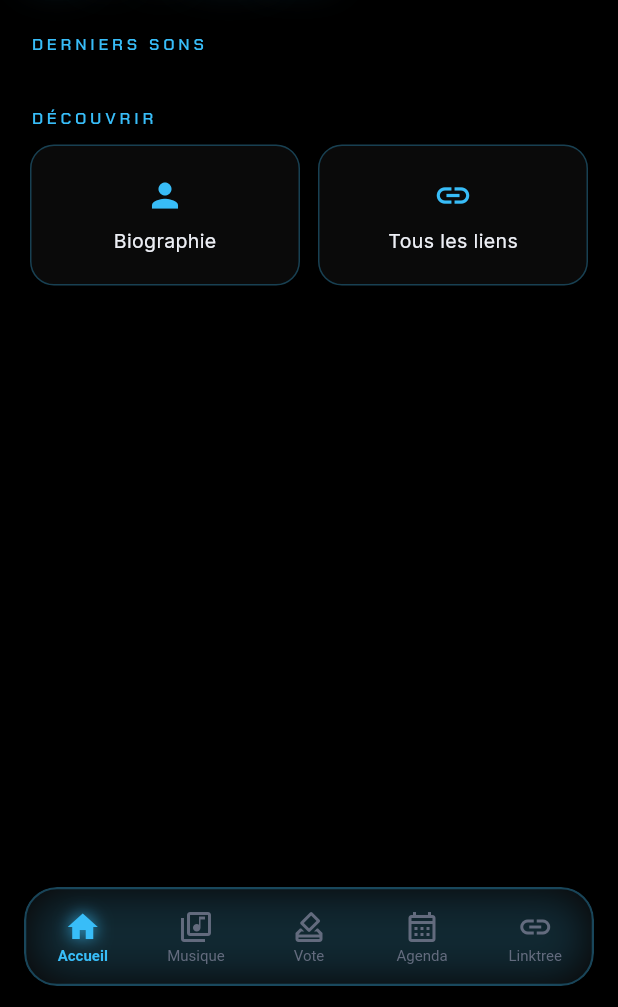
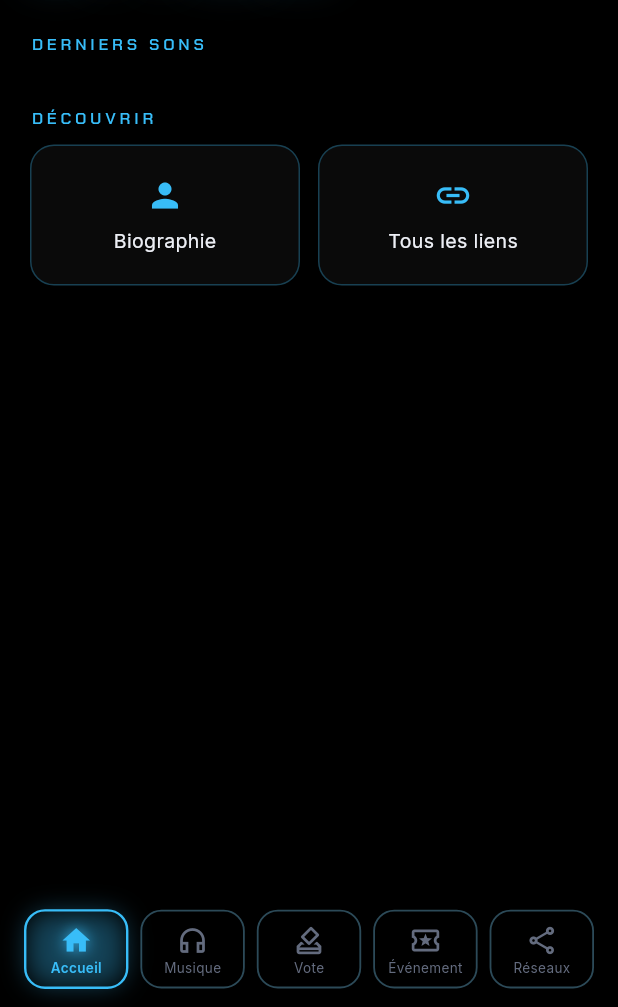
Before and after one commit to MelvinTomezak/PFE_Ynov, a Flutter app: the screen it shows once a user with an empty profile is signed in, on a phone screen of 412 x 824 dp, the part 229-1236 px from its top. Run offline on Flutter 3.47's test engine with Material 3 defaults, Android fonts, the phone set to English and light mode, and no system bars; our stand-ins replace flutter_dotenv, flutter_map, font_awesome_flutter, google_fonts, latlong2, supabase_flutter; accounts and stored records are empty.

Commit message:
fix : Modification de la Navbar

```diff
--- a/lib/ui/common/neon_nav_bar.dart
+++ b/lib/ui/common/neon_nav_bar.dart
@@ -1,4 +1,3 @@
-import 'dart:ui';
 import 'package:flutter/material.dart';
 
 import '../../core/theme/app_colors.dart';
@@ -15,8 +14,8 @@ class NeonNavItem {
   });
 }
 
-/// Barre de navigation flottante : cadre transparent à contour bleu néon.
-/// L'onglet actif s'illumine (icône + label + halo).
+/// Barre de navigation sur fond noir : chaque bouton est délimité par un
+/// contour néon bleu clair. L'onglet actif s'illumine (contour + halo).
 class NeonNavBar extends StatelessWidget {
   final int currentIndex;
   final ValueChanged<int> onTap;
@@ -31,39 +30,25 @@ class NeonNavBar extends StatelessWidget {
 
   @override
   Widget build(BuildContext context) {
-    return SafeArea(
+    return Container(
+      color: AppColors.background,
+      child: SafeArea(
         top: false,
         child: Padding(
-        padding: const EdgeInsets.fromLTRB(16, 0, 16, 14),
-        child: ClipRRect(
-          borderRadius: BorderRadius.circular(22),
-          child: BackdropFilter(
-            filter: ImageFilter.blur(sigmaX: 12, sigmaY: 12),
-            child: Container(
-              height: 66,
-              decoration: BoxDecoration(
-                color: Colors.white.withValues(alpha: 0.03),
-                borderRadius: BorderRadius.circular(22),
-                border: Border.all(color: AppColors.border, width: 1.5),
-                boxShadow: [
-                  BoxShadow(
-                    color: AppColors.primary.withValues(alpha: 0.18),
-                    blurRadius: 24,
-                    spreadRadius: -4,
-                  ),
-                ],
-              ),
+          padding: const EdgeInsets.fromLTRB(12, 10, 12, 12),
           child: Row(
-                mainAxisAlignment: MainAxisAlignment.spaceAround,
             children: List.generate(items.length, (i) {
-                  return _NeonNavButton(
+              return Expanded(
+                child: Padding(
+                  padding: const EdgeInsets.symmetric(horizontal: 4),
+                  child: _NeonNavButton(
                     item: items[i],
                     selected: i == currentIndex,
                     onTap: () => onTap(i),
+                  ),
+                ),
               );
             }),
-              ),
-            ),
           ),
         ),
       ),
@@ -84,45 +69,64 @@ class _NeonNavButton extends StatelessWidget {
 
   @override
   Widget build(BuildContext context) {
-    final color = selected ? AppColors.primary : AppColors.textMuted;
+    final borderColor = selected
+        ? AppColors.primary
+        : AppColors.primaryLight.withValues(alpha: 0.35);
+    final contentColor = selected ? AppColors.primary : AppColors.textMuted;
 
-    return Expanded(
-      child: Semantics(
+    return Semantics(
       button: true,
       selected: selected,
       label: item.label,
       child: InkWell(
         onTap: onTap,
-          borderRadius: BorderRadius.circular(16),
+        borderRadius: BorderRadius.circular(14),
+        child: AnimatedContainer(
+          duration: const Duration(milliseconds: 180),
+          padding: const EdgeInsets.symmetric(vertical: 8),
+          decoration: BoxDecoration(
+            color: Colors.transparent,
+            borderRadius: BorderRadius.circular(14),
+            border: Border.all(
+              color: borderColor,
+              width: selected ? 1.6 : 1.2,
+            ),
+            boxShadow: selected
+                ? [
+                    BoxShadow(
+                      color: AppColors.primary.withValues(alpha: 0.35),
+                      blurRadius: 14,
+                      spreadRadius: -2,
+                    ),
+                  ]
+                : null,
+          ),
           child: Column(
-            mainAxisAlignment: MainAxisAlignment.center,
+            mainAxisSize: MainAxisSize.min,
             children: [
               Icon(
                 selected ? item.selectedIcon : item.icon,
-                color: color,
-                size: 24,
+                color: contentColor,
+                size: 22,
                 shadows: selected
                     ? [
                         Shadow(
                           color: AppColors.primary.withValues(alpha: 0.9),
-                          blurRadius: 14,
+                          blurRadius: 12,
                         ),
                       ]
                     : null,
               ),
               const SizedBox(height: 3),
-              AnimatedDefaultTextStyle(
-                duration: const Duration(milliseconds: 180),
-                style: TextStyle(
-                  fontSize: 10,
-                  height: 1,
-                  fontWeight: selected ? FontWeight.w600 : FontWeight.w400,
-                  color: color,
-                ),
-                child: Text(
+              Text(
                 item.label,
                 maxLines: 1,
                 overflow: TextOverflow.ellipsis,
+                style: TextStyle(
+                  fontSize: 9,
+                  height: 1,
+                  color: contentColor,
+                  fontWeight: selected ? FontWeight.w600 : FontWeight.w400,
                 ),
               ),
             ],
--- a/lib/ui/main/main_shell.dart
+++ b/lib/ui/main/main_shell.dart
@@ -35,21 +35,21 @@ class _MainShellState extends State<MainShell> {
     NeonNavItem(
         icon: Icons.home_outlined, selectedIcon: Icons.home, label: 'Accueil'),
     NeonNavItem(
-        icon: Icons.library_music_outlined,
-        selectedIcon: Icons.library_music,
+        icon: Icons.headphones_outlined,
+        selectedIcon: Icons.headphones,
         label: 'Musique'),
     NeonNavItem(
         icon: Icons.how_to_vote_outlined,
         selectedIcon: Icons.how_to_vote,
         label: 'Vote'),
     NeonNavItem(
-        icon: Icons.calendar_month_outlined,
-        selectedIcon: Icons.calendar_month,
-        label: 'Agenda'),
+        icon: Icons.local_activity_outlined,
+        selectedIcon: Icons.local_activity,
+        label: 'Événement'),
     NeonNavItem(
-        icon: Icons.link_outlined,
-        selectedIcon: Icons.link,
-        label: 'Linktree'),
+        icon: Icons.share_outlined,
+        selectedIcon: Icons.share,
+        label: 'Réseaux'),
   ];
 
   @override
```
Lines whose indentation alone changed are shown as unchanged.
